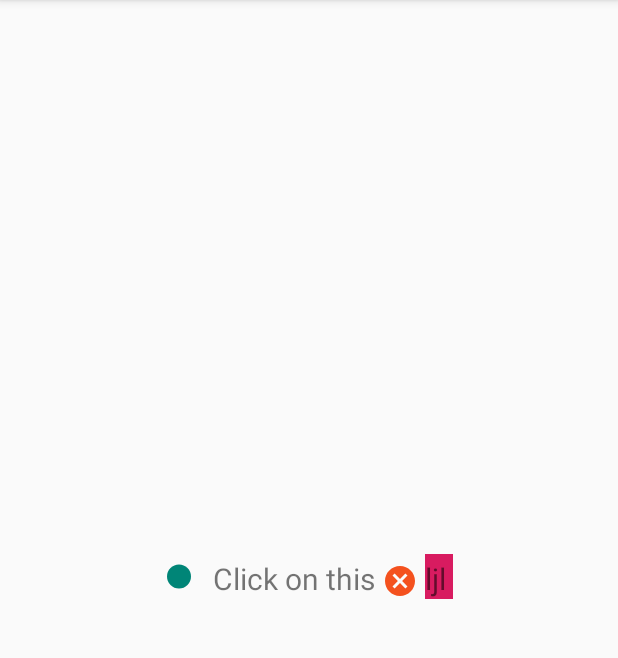
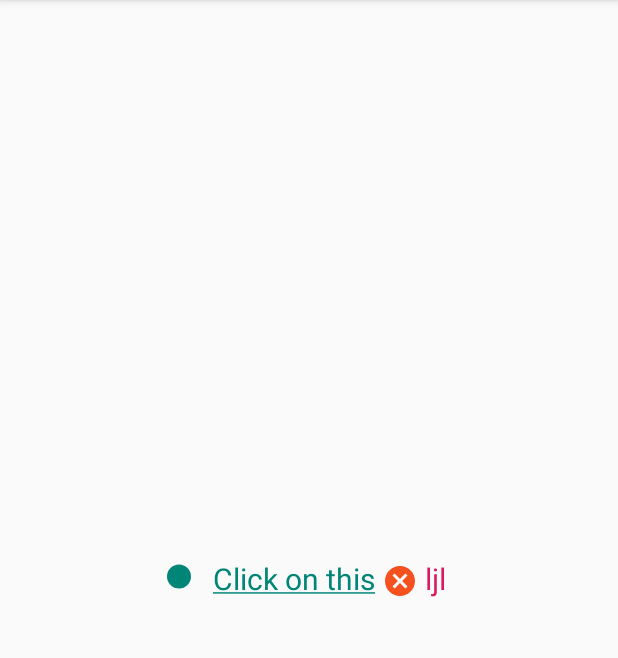
Before and after one commit to hmedat/Super-Spannable, an Android app: the screen it shows after launch (MainActivity), on a phone screen of 412 x 824 dp, the part 84-742 px from its top. Run offline under Robolectric (Android 15) with nearby library versions, the phone set to English and light mode, and no system bars.

Commit message:
Add ClickableSpanNoUnderline

```diff
--- a/app/src/main/java/com/hmedat/spannable/builder/MainActivity.kt
+++ b/app/src/main/java/com/hmedat/spannable/builder/MainActivity.kt
@@ -5,9 +5,9 @@ import android.os.Bundle
 import android.text.method.LinkMovementMethod
 import com.hmedat.spannable.builder.lib.Spannable
 import kotlinx.android.synthetic.main.activity_main.*
-import android.graphics.BlurMaskFilter
-import android.text.style.MaskFilterSpan
 import android.text.style.ImageSpan
+import android.view.View
+import android.widget.Toast
 
 
 class MainActivity : AppCompatActivity() {
@@ -20,6 +20,10 @@ class MainActivity : AppCompatActivity() {
         tvText.text = Spannable(this)
             .appendBullet(R.dimen.w_18dp, R.color.colorPrimary, 10)
             .appendText("Click on this") {
+                onClick(R.color.colorPrimary, View.OnClickListener {
+                    Toast.makeText(this@MainActivity, "1", Toast.LENGTH_SHORT).show()
+                })
+                underline()
             }
             .space()
             .appendIcon(R.drawable.ic_cancel_deep_orange_600_24dp) {
@@ -28,7 +32,11 @@ class MainActivity : AppCompatActivity() {
             }
             .space()
             .appendText("ljl ") {
-                backgroundColor(R.color.colorAccent)
+                textColor(R.color.colorPrimary)
+                onClick(View.OnClickListener {
+                    Toast.makeText(this@MainActivity, "2", Toast.LENGTH_SHORT).show()
+
+                })
             }
             .getSpannable()
 
--- a/app/src/main/java/com/hmedat/spannable/builder/lib/options/TextSpanOption.kt
+++ b/app/src/main/java/com/hmedat/spannable/builder/lib/options/TextSpanOption.kt
@@ -10,6 +10,7 @@ import android.text.SpannableStringBuilder
 import android.text.Spanned
 import android.text.style.*
 import android.view.View
+import com.hmedat.spannable.builder.lib.spans.ClickableSpanNoUnderline
 
 class TextSpanOption(
     private val context: Context,
@@ -55,11 +56,17 @@ class TextSpanOption(
 
     private fun getColor(textColorRes: Int) = ContextCompat.getColor(context, textColorRes)
 
-    fun onClick(onClickListener: View.OnClickListener) = setSpan(object : ClickableSpan() {
-        override fun onClick(widget: View) {
-            onClickListener.onClick(widget)
+    fun onClick(onClickListener: View.OnClickListener) {
+        onClick(ClickableSpanNoUnderline.NO_COLOR, onClickListener)
+    }
+
+    fun onClick(@ColorRes textColorRes: Int = ClickableSpanNoUnderline.NO_COLOR, onClickListener: View.OnClickListener) {
+        if (textColorRes == ClickableSpanNoUnderline.NO_COLOR) {
+            setSpan(ClickableSpanNoUnderline(ClickableSpanNoUnderline.NO_COLOR, onClickListener))
+        } else {
+            setSpan(ClickableSpanNoUnderline(getColor(textColorRes), onClickListener))
         }
-    })
+    }
 
     fun setSpan(any: Any) {
         val index = builderLength
--- /dev/null
+++ b/app/src/main/java/com/hmedat/spannable/builder/lib/spans/ClickableSpanNoUnderline.kt
@@ -0,0 +1,36 @@
+package com.hmedat.spannable.builder.lib.spans
+
+import android.graphics.Color
+import android.support.annotation.ColorInt
+import android.text.TextPaint
+import android.text.style.ClickableSpan
+import android.util.Log
+import android.view.View
+
+/**
+ * https://stackoverflow.com/q/16007147
+ */
+class ClickableSpanNoUnderline(
+    @ColorInt private val color: Int = NO_COLOR,
+    private val onClickListener: View.OnClickListener
+) : ClickableSpan() {
+    override fun updateDrawState(ds: TextPaint) {
+        super.updateDrawState(ds)
+        ds.color = if (color == NO_COLOR) {
+            ds.linkColor
+        } else {
+            color
+        }
+        ds.clearShadowLayer()
+        ds.isUnderlineText = false
+        ds.bgColor = Color.TRANSPARENT
+    }
+
+    override fun onClick(widget: View) {
+        this.onClickListener.onClick(widget)
+    }
+
+    companion object {
+        const val NO_COLOR = 0
+    }
+}
```
